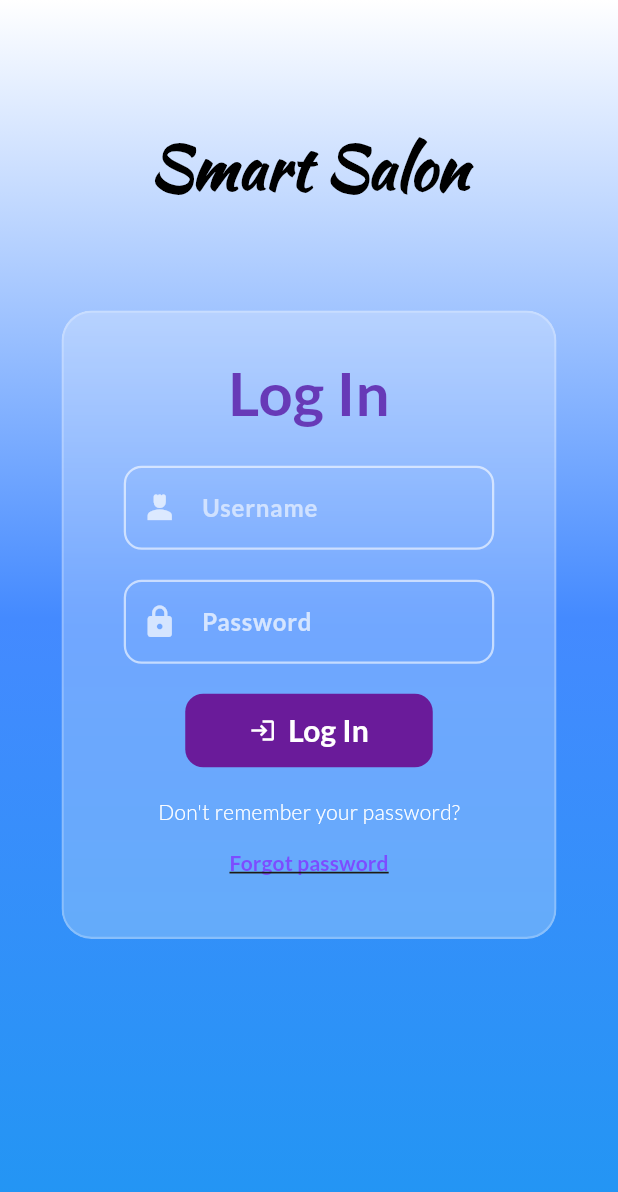
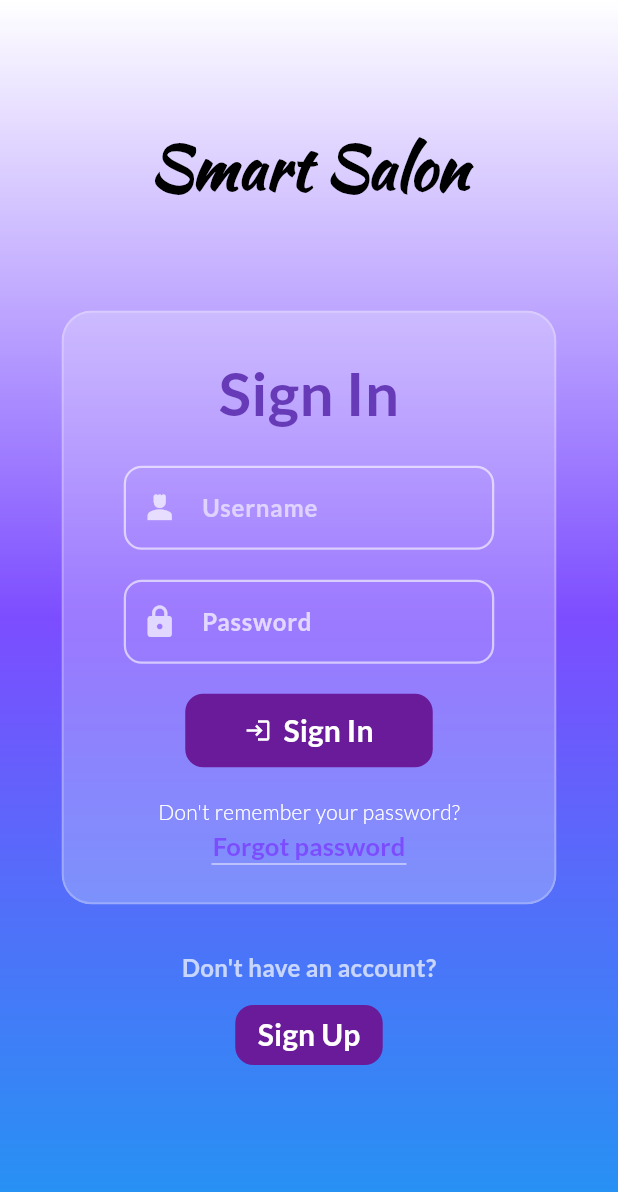
Before and after one commit to Ahmed-Ravy/Smart-Salon-App, a Flutter app: the screen it shows after launch, on a phone screen of 412 x 824 dp. Shown: the top 1192 px of the screen. Run offline on Flutter 3.47's test engine with Material 3 defaults, Android fonts, the phone set to English and light mode, and no system bars.

Commit message:
Created Sign up page, and edited Sign in page(Log in page)

```diff
--- a/smart_saloon/lib/main.dart
+++ b/smart_saloon/lib/main.dart
@@ -1,5 +1,6 @@
 import 'package:flutter/material.dart';
-import 'package:smart_saloon/log_in_page.dart';
+import 'package:smart_saloon/sign_in_page.dart';
+import 'package:smart_saloon/sign_up_page.dart';
 
 void main() {
   runApp(const MyApp());
@@ -11,6 +12,7 @@ class MyApp extends StatelessWidget {
   @override
   Widget build(BuildContext context) {
     return MaterialApp(
+      debugShowCheckedModeBanner: false,
       title: "Smart Salon",
       theme: ThemeData(
         fontFamily: 'Lato',
@@ -50,7 +52,7 @@ class MyApp extends StatelessWidget {
           ),
           useMaterial3: true,
       ),
-      home: LogInPage(),
+      home: SignInPage(),
     );
   }
 }
--- /dev/null
+++ b/smart_saloon/lib/sign_in_page.dart
@@ -0,0 +1,274 @@
+import 'dart:ui';
+
+import 'package:flutter/material.dart';
+
+class SignInPage extends StatelessWidget {
+  const SignInPage({super.key});
+
+  @override
+  Widget build(BuildContext context) {
+    return Scaffold(
+      resizeToAvoidBottomInset: true,
+      body: SizedBox.expand(
+        child: Container(
+          decoration: BoxDecoration(
+            gradient: LinearGradient(
+              colors: [Colors.white, Colors.deepPurpleAccent, Colors.blue],
+              begin: Alignment.topCenter,
+              end: Alignment.bottomCenter,
+            ),
+          ),
+          child: SafeArea(
+            //ignoring the notch and bottom bar
+            child: SingleChildScrollView(
+              keyboardDismissBehavior: ScrollViewKeyboardDismissBehavior.onDrag,
+              padding: EdgeInsets.all(16),
+              physics: BouncingScrollPhysics(),
+              child: Column(
+                children: [
+                  const SizedBox(height: 40),
+                  Padding(
+                    padding: const EdgeInsets.symmetric(vertical: 30),
+                    //keeping a padding to look good...padding at all side of "smart salon" text
+                    child: Row(
+                      mainAxisAlignment: MainAxisAlignment
+                          .center, //centerlized the "Smart salon" text
+                      children: [
+                        Text(
+                          "Smart Salon", //the text...we can say it the title.
+                          style: Theme.of(context).textTheme.titleLarge!.copyWith(
+                            //theme coppied from main.dart file. then edited
+                            fontFamily:
+                                'KaushanScript', //used new font here,,,not in-built
+                            fontSize: 40,
+                            color: Colors.black,
+                          ),
+                        ),
+                      ],
+                    ),
+                  ),
+                  const SizedBox(height: 40), //making a space between both text
+
+                  Padding(
+                    padding: const EdgeInsets.symmetric(horizontal: 25),
+                    child: ClipRRect(
+                      //used to blur a particular place...without this, backdrop filter will blur the whole screen.
+                      borderRadius: BorderRadius.circular(20),
+                      child: BackdropFilter(
+                        filter: ImageFilter.blur(
+                          sigmaX: 15,
+                          sigmaY: 15,
+                        ), //blurring part
+                        child: Container(
+                          //works as card here
+                          padding: const EdgeInsets.all(25),
+                          decoration: BoxDecoration(
+                            color: Colors.white24,
+                            borderRadius: BorderRadius.circular(20),
+                            border: Border.all(
+                              color: Colors.white24,
+                              width: 1.5,
+                            ),
+                          ),
+                          child: Column(
+                            children: [
+                              //editing Log in text
+                              Text(
+                                "Sign In",
+                                style: TextStyle(
+                                  fontSize: 40,
+                                  fontWeight: FontWeight.bold,
+                                  color: Colors.deepPurple,
+                                ),
+                              ),
+                              const SizedBox(
+                                height: 20,
+                              ), //keeping a constant space between the text and text field
+                              //user name  textfield part
+                              Padding(
+                                padding: const EdgeInsets.symmetric(
+                                  horizontal: 15,
+                                ),
+                                child: TextField(
+                                  //user name text field
+                                  cursorColor: Colors.deepPurple,
+                                  decoration: InputDecoration(
+                                    //decoration time
+                                    hintText:
+                                        "Username", //the text which will be shown inside the text field as default
+                                    hintStyle: TextStyle(
+                                      color: Colors.white60,
+                                      fontWeight: FontWeight.bold,
+                                    ),
+                                    enabledBorder: OutlineInputBorder(
+                                      borderRadius: BorderRadius.circular(
+                                        12,
+                                      ), //the shape of the box
+                                      borderSide: BorderSide(
+                                        color: Colors.white60,
+                                        width: 1.5,
+                                      ),
+                                    ),
+                                    focusedBorder: OutlineInputBorder(
+                                      borderRadius: BorderRadius.circular(12),
+                                      borderSide: BorderSide(
+                                        color: const Color(0xFF6A1B9A),
+                                        width: 1.5,
+                                      ),
+                                    ),
+                                    prefixIcon: Icon(
+                                      Icons.person_4_sharp,
+                                      color: Colors.white70,
+                                    ),
+                                  ),
+                                ),
+                              ),
+                              const SizedBox(
+                                height: 20,
+                              ), //keeping a constant space between the text and text field
+                              //password textfield part
+                              Padding(
+                                padding: const EdgeInsets.symmetric(
+                                  horizontal: 15,
+                                ),
+                                child: TextField(
+                                  cursorColor: Colors.deepPurple,
+                                  obscureText: true,
+                                  decoration: InputDecoration(
+                                    hintText: "Password",
+                                    hintStyle: TextStyle(
+                                      color: Colors.white70,
+                                      fontWeight: FontWeight.bold,
+                                    ),
+                                    enabledBorder: OutlineInputBorder(
+                                      borderRadius: BorderRadius.circular(12),
+                                      borderSide: BorderSide(
+                                        color: Colors.white60,
+                                        width: 1.5,
+                                      ),
+                                    ),
+                                    focusedBorder: OutlineInputBorder(
+                                      borderRadius: BorderRadius.circular(12),
+                                      borderSide: BorderSide(
+                                        color: Colors.deepPurple,
+                                        width: 1.5,
+                                      ),
+                                    ),
+                                    prefixIcon: Icon(
+                                      Icons.lock,
+                                      color: Colors.white70,
+                                    ),
+                                  ),
+                                ),
+                              ),
+                              const SizedBox(height: 20),
+                              SizedBox(
+                                width: 165,
+                                child: FilledButton.icon(
+                                  onPressed: () {},
+                                  style: FilledButton.styleFrom(
+                                    backgroundColor: const Color(0xFF6A1B9A),
+                                    padding: const EdgeInsets.symmetric(
+                                      vertical: 10,
+                                    ),
+                                    shape: RoundedRectangleBorder(
+                                      borderRadius: BorderRadius.circular(12),
+                                    ),
+                                  ),
+                                  icon: Icon(Icons.login, color: Colors.white),
+                                  label: Text(
+                                    "Sign In",
+                                    style: TextStyle(
+                                      fontSize: 20,
+                                      fontWeight: FontWeight.bold,
+                                      color: Colors.white,
+                                    ),
+                                  ),
+                                ),
+                              ),
+                              const SizedBox(height: 20),
+                              Column(
+                                mainAxisAlignment: MainAxisAlignment.center,
+                                //mainAxisSize: MainAxisSize.min,
+                                children: [
+                                  Text(
+                                    "Don't remember your password?",
+                                    style: TextStyle(color: Colors.white),
+                                  ),
+
+                                  TextButton(
+                                    onPressed: () {},
+                                    style: TextButton.styleFrom(
+                                       padding: EdgeInsets.all(0),
+                                       minimumSize: Size.zero,
+                                       tapTargetSize: MaterialTapTargetSize.shrinkWrap,
+                                    ),
+                                    child: Text(
+                                      "Forgot password",
+                                      style: TextStyle(
+                                        color: Colors.deepPurpleAccent,
+                                        fontWeight: FontWeight.bold,
+                                        //decoration: TextDecoration.underline,
+                                        //decorationColor: const Color.fromARGB(158,255,254,254,),
+                                        fontSize: 17,
+                                      ),
+                                    ),
+                                  ),
+                                  //  The custom "underline" Container
+                                  Container(
+                                    height: 1.0, // Thickness of the underline
+                                    width:
+                                        130.0, // Adjust width to match the text (or use a calculated value)
+                                    color: Color.fromARGB(158,255,254,254,), // The color of the underline
+                                  ),
+                                ],
+                              ),
+                            ],
+                          ),
+                        ),
+                      ),
+                    ),
+                  ),
+
+                  const SizedBox(height: 30),
+                  const Text(
+                    "Don't have an account?",
+                    style: TextStyle(
+                      color: Colors.white70, // Adjust color to match your theme
+                      fontSize: 16,
+                      fontWeight: FontWeight.w700,
+                    ),
+                  ),
+                  const SizedBox(height: 10),
+                  // The "Sign Up" button (using TextButton for a cleaner look)
+                  FilledButton(
+                    onPressed: () {
+                      // Navigate to the Sign Up screen
+                    },
+                    style: FilledButton.styleFrom(
+                      backgroundColor: const Color(0xFF6A1B9A),
+                      padding: const EdgeInsets.symmetric(horizontal: 15),
+                      shape: RoundedRectangleBorder(
+                        borderRadius: BorderRadius.circular(12),
+                      ),
+                    ),
+                    child: const Text(
+                      'Sign Up',
+                      style: TextStyle(
+                        color: Colors.white, // Contrast color for the link
+                        fontSize: 20,
+                        fontWeight: FontWeight.bold,
+                        // Optional: Add an underline if desired
+                        // decoration: TextDecoration.underline,
+                      ),
+                    ),
+                  ),
+                ],
+              ),
+            ),
+          ),
+        ),
+      ),
+    );
+  }
+}
--- a/smart_saloon/lib/log_in_page.dart
+++ b/smart_saloon/lib/sign_up_page.dart
@@ -2,8 +2,8 @@ import 'dart:ui';
 
 import 'package:flutter/material.dart';
 
-class LogInPage extends StatelessWidget {
-  const LogInPage({super.key});
+class SignUpPage extends StatelessWidget {
+  const SignUpPage({super.key});
 
   @override
   Widget build(BuildContext context) {
@@ -13,7 +13,7 @@ class LogInPage extends StatelessWidget {
         child: Container(
           decoration: BoxDecoration(
             gradient: LinearGradient(
-              colors: [Colors.white, Colors.blueAccent, Colors.blue],
+              colors: [Colors.white, Colors.deepOrangeAccent, Colors.blue],
               begin: Alignment.topCenter,
               end: Alignment.bottomCenter,
             ),
@@ -71,7 +71,7 @@ class LogInPage extends StatelessWidget {
                             children: [
                               //editing Log in text
                               Text(
-                                "Log In",
+                                "Sign Up",
                                 style: TextStyle(
                                   fontSize: 40,
                                   fontWeight: FontWeight.bold,
@@ -81,18 +81,14 @@ class LogInPage extends StatelessWidget {
                               const SizedBox(
                                 height: 20,
                               ), //keeping a constant space between the text and text field
-                              //user name  textfield part
-                              Padding(
-                                padding: const EdgeInsets.symmetric(
-                                  horizontal: 15,
-                                ),
-                                child: TextField(
+                              //Email  textfield part
+                              TextField(
                                 //user name text field
                                 cursorColor: Colors.deepPurple,
                                 decoration: InputDecoration(
                                   //decoration time
                                   hintText:
-                                        "Username", //the text which will be shown inside the text field as default
+                                      "Email", //the text which will be shown inside the text field as default
                                   hintStyle: TextStyle(
                                     color: Colors.white60,
                                     fontWeight: FontWeight.bold,
@@ -119,16 +115,11 @@ class LogInPage extends StatelessWidget {
                                   ),
                                 ),
                               ),
-                              ),
                               const SizedBox(
                                 height: 20,
                               ), //keeping a constant space between the text and text field
                               //password textfield part
-                              Padding(
-                                padding: const EdgeInsets.symmetric(
-                                  horizontal: 15,
-                                ),
-                                child: TextField(
+                              TextField(
                                 cursorColor: Colors.deepPurple,
                                 obscureText: true,
                                 decoration: InputDecoration(
@@ -157,8 +148,40 @@ class LogInPage extends StatelessWidget {
                                   ),
                                 ),
                               ),
+                              const SizedBox(height: 20),
+                              // re-write password textfield part
+                              TextField(
+                                cursorColor: Colors.deepPurple,
+                                obscureText: true,
+                                decoration: InputDecoration(
+                                  hintText: "Re-Write Password",
+                                  hintStyle: TextStyle(
+                                    color: Colors.white70,
+                                    fontWeight: FontWeight.bold,
+                                  ),
+                                  enabledBorder: OutlineInputBorder(
+                                    borderRadius: BorderRadius.circular(12),
+                                    borderSide: BorderSide(
+                                      color: Colors.white60,
+                                      width: 1.5,
+                                    ),
+                                  ),
+                                  focusedBorder: OutlineInputBorder(
+                                    borderRadius: BorderRadius.circular(12),
+                                    borderSide: BorderSide(
+                                      color: Colors.deepPurple,
+                                      width: 1.5,
+                                    ),
+                                  ),
+                                  prefixIcon: Icon(
+                                    Icons.lock,
+                                    color: Colors.white70,
+                                  ),
+                                ),
                               ),
                               const SizedBox(height: 20),
+
+                              //Log in Button part
                               SizedBox(
                                 width: 165,
                                 child: FilledButton.icon(
@@ -172,9 +195,10 @@ class LogInPage extends StatelessWidget {
                                       borderRadius: BorderRadius.circular(12),
                                     ),
                                   ),
-                                  icon: Icon(Icons.login, color: Colors.white),
+                                  icon: Icon(Icons.login_sharp, color: Colors.white,size: 25,),
+                                  iconAlignment: IconAlignment.end,
                                   label: Text(
-                                    "Log In",
+                                    "Sign Up",
                                     style: TextStyle(
                                       fontSize: 20,
                                       fontWeight: FontWeight.bold,
@@ -189,18 +213,19 @@ class LogInPage extends StatelessWidget {
                                 //mainAxisSize: MainAxisSize.min,
                                 children: [
                                   Text(
-                                    "Don't remember your password?",
-                                    style: TextStyle(color: Colors.white),
+                                    "Already have an account?",
+                                    style: TextStyle(color: Colors.white,fontWeight: FontWeight.bold),
                                   ),
 
                                   TextButton(
                                     onPressed: () {},
                                     child: Text(
-                                      "Forgot password",
+                                      "Sign In",
                                       style: TextStyle(
                                         color: Colors.deepPurpleAccent,
                                         fontWeight: FontWeight.bold,
                                         decoration: TextDecoration.underline,
+                                        fontSize: 20,
                                       ),
                                     ),
                                   ),
```
Lines whose indentation alone changed are shown as unchanged.
